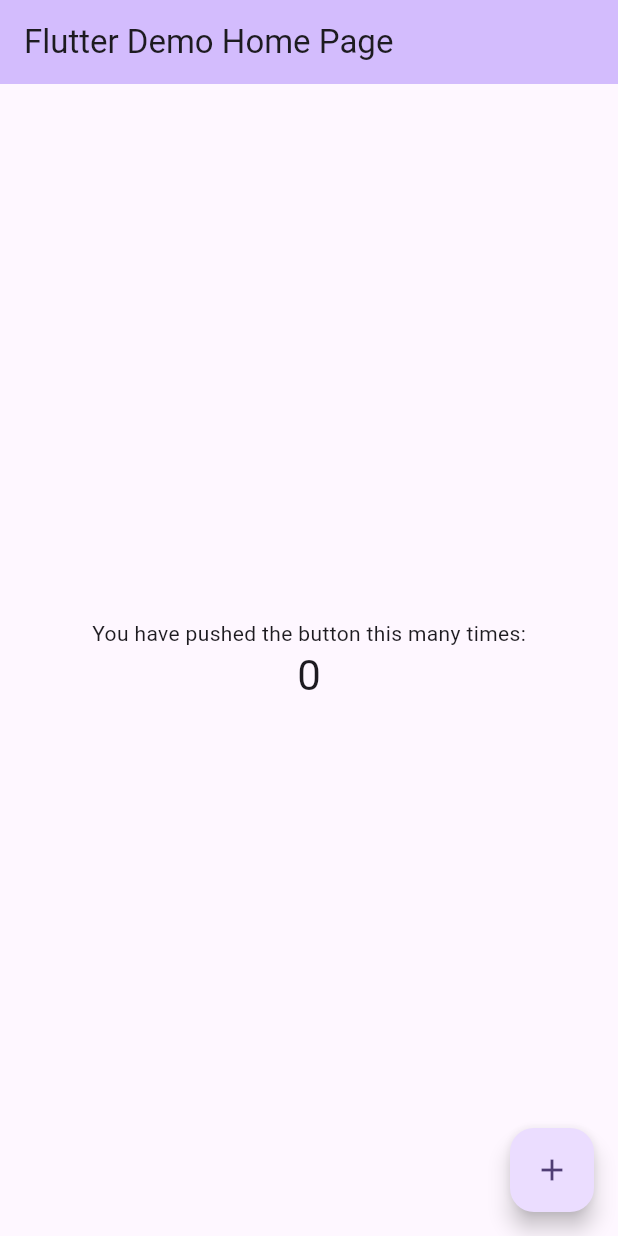
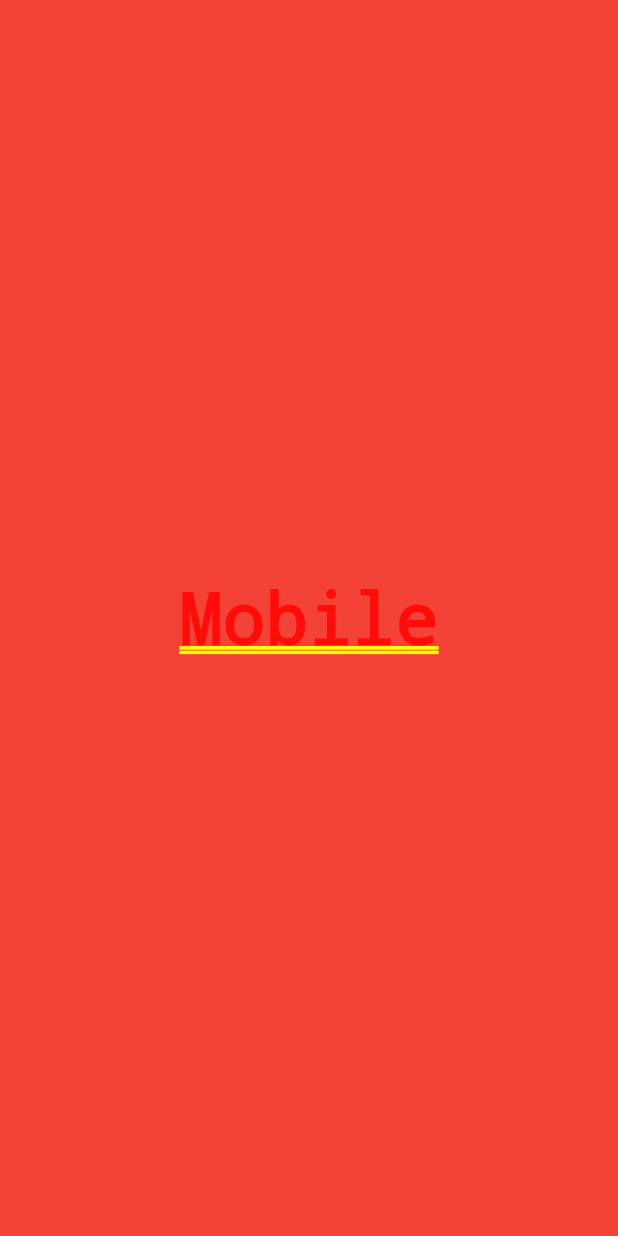
Before and after one commit to Ddraigo-Studio/Gear_Zone, a Flutter app: the screen it shows after launch, on a phone screen of 412 x 824 dp. Run offline on Flutter 3.47's test engine with Material 3 defaults, Android fonts, the phone set to English and light mode, and no system bars.

Commit message:
set responsive

```diff
--- a/lib/main.dart
+++ b/lib/main.dart
@@ -1,83 +1,18 @@
 import 'package:flutter/material.dart';
+import 'package:gear_zone/pages/home_page.dart';
+
 
 void main() {
-  runApp(const MyApp());
+  runApp( const MyApp());
 }
-
 class MyApp extends StatelessWidget {
   const MyApp({super.key});
 
-  // This widget is the root of your application.
   @override
   Widget build(BuildContext context) {
     return MaterialApp(
-      title: 'Flutter Demo',
-      theme: ThemeData(
-
-        colorScheme: ColorScheme.fromSeed(seedColor: Colors.deepPurple),
-        useMaterial3: true,
-      ),
-      home: const MyHomePage(title: 'Flutter Demo Home Page'),
+      debugShowCheckedModeBanner: false,
+      home: Homepage(),
     );
   }
 }
-
-class MyHomePage extends StatefulWidget {
-  const MyHomePage({super.key, required this.title});
-
-
-
-  final String title;
-
-  @override
-  State<MyHomePage> createState() => _MyHomePageState();
-}
-
-class _MyHomePageState extends State<MyHomePage> {
-  int _counter = 0;
-
-  void _incrementCounter() {
-    setState(() {
-
-      _counter++;
-    });
-  }
-
-  @override
-  Widget build(BuildContext context) {
-
-    return Scaffold(
-      appBar: AppBar(
-        // TRY THIS: Try changing the color here to a specific color (to
-        // Colors.amber, perhaps?) and trigger a hot reload to see the AppBar
-        // change color while the other colors stay the same.
-        backgroundColor: Theme.of(context).colorScheme.inversePrimary,
-        // Here we take the value from the MyHomePage object that was created by
-        // the App.build method, and use it to set our appbar title.
-        title: Text(widget.title),
-      ),
-      body: Center(
-        // Center is a layout widget. It takes a single child and positions it
-        // in the middle of the parent.
-        child: Column(
-
-          mainAxisAlignment: MainAxisAlignment.center,
-          children: <Widget>[
-            const Text(
-              'You have pushed the button this many times:',
-            ),
-            Text(
-              '$_counter',
-              style: Theme.of(context).textTheme.headlineMedium,
-            ),
-          ],
-        ),
-      ),
-      floatingActionButton: FloatingActionButton(
-        onPressed: _incrementCounter,
-        tooltip: 'Increment',
-        child: const Icon(Icons.add),
-      ), // This trailing comma makes auto-formatting nicer for build methods.
-    );
-  }
-}
--- /dev/null
+++ b/lib/pages/home_page.dart
@@ -0,0 +1,37 @@
+import 'package:flutter/material.dart';
+import 'package:gear_zone/responsive/responsive_layout.dart';
+
+class Homepage extends StatelessWidget {
+  const Homepage({super.key});
+
+  @override
+  Widget build(BuildContext context) {
+    return ResponsiveLayout(
+      mobile: builMobile(),
+      tablet: buildTablet(),
+      desktop: buildDesktop(),
+    );
+  }
+
+  Widget builMobile() => Container(
+    color: Colors.red,
+    child: Center(
+      child: Text('Mobile'),
+    ),
+  );
+
+  Widget buildTablet() => Container(
+    color: Colors.blue,
+    child: Center(
+      child: Text('Tablet'),
+    ),
+  );
+
+  Widget buildDesktop() => Container(
+    color: Colors.green,
+    child: Center(
+      child: Text('Desktop'),
+    ),
+  );
+
+}
--- /dev/null
+++ b/lib/responsive/responsive_layout.dart
@@ -0,0 +1,35 @@
+import 'package:flutter/material.dart';
+
+
+class ResponsiveLayout extends StatelessWidget {
+  final Widget mobile;
+  final Widget? tablet;
+  final Widget desktop;
+
+  const ResponsiveLayout({
+    super.key,
+    required this.mobile,
+    this.tablet,
+    required this.desktop
+  });
+
+  static bool isMobile(BuildContext context) =>
+    MediaQuery.of(context).size.width < 600;
+
+  static bool isTablet(BuildContext context) =>
+    MediaQuery.of(context).size.width < 1080 &&
+    MediaQuery.of(context).size.width >= 600;
+
+  static bool isDesktop(BuildContext context) =>
+    MediaQuery.of(context).size.width >= 1280;
+  @override
+  Widget build(BuildContext context) {
+    if(isMobile(context)){
+      return mobile;
+    } else if(isTablet(context) && tablet != null){
+      return tablet!;
+    } else {
+      return desktop;
+    }
+  }
+}
```
Also changed, not shown: lib/constants.dart (added, +32 -0 lines), lib/util/my_box.dart (added, +15 -0 lines), lib/util/my_title.dart (added, +16 -0 lines).
